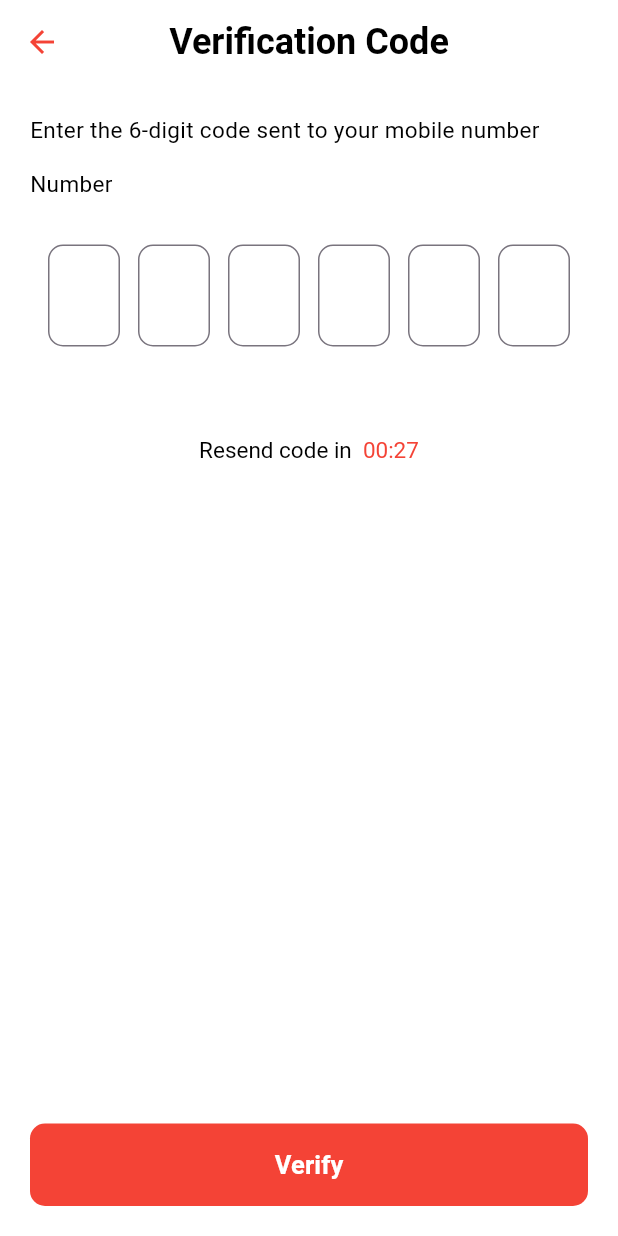
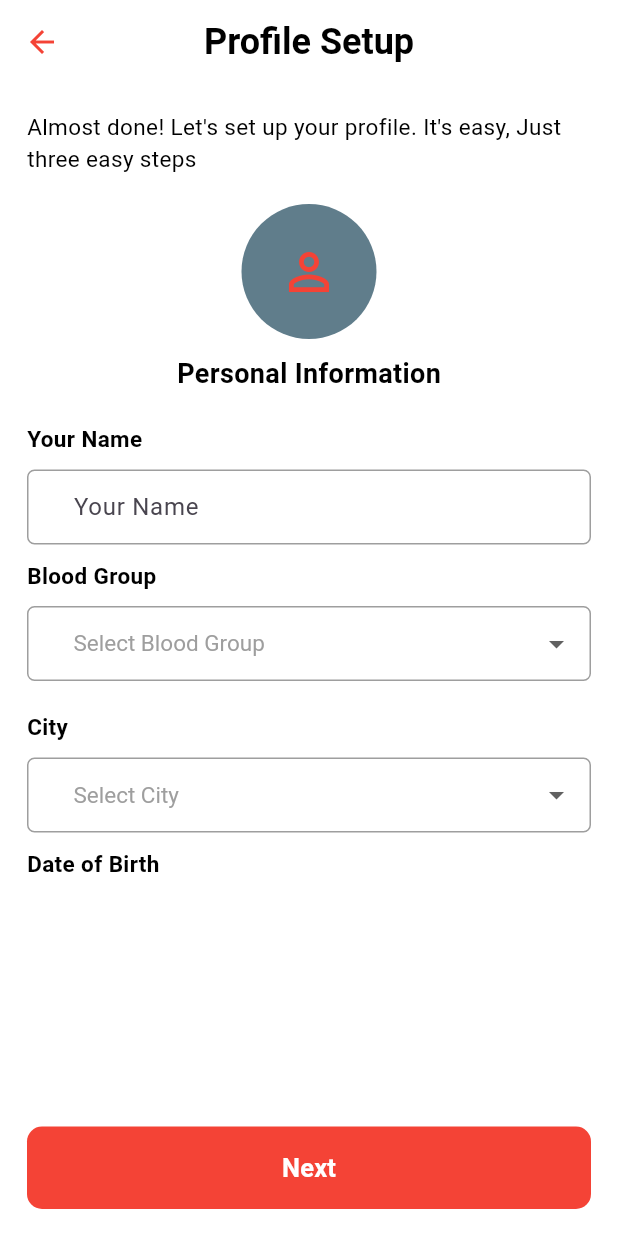
Before and after one commit to ShahidC0de/Blood-Donating-App, a Flutter app: the VerificationPage screen opened directly with empty values, after a tap on "Verify", on a phone screen of 412 x 824 dp. Run offline on Flutter 3.47's test engine with Material 3 defaults, Android fonts, the phone set to English and light mode, and no system bars; our stand-ins replace flutter_svg.

Commit message:
working on profile screen

```diff
--- /dev/null
+++ b/lib/core/constants/constants.dart
@@ -0,0 +1,129 @@
+List<String> cities = [
+  "Karachi",
+  "Islamabad",
+  "Lahore",
+  "Islamabad",
+  "Rawalpindi",
+  "Faisalabad",
+  "Multan",
+  "Gujranwala",
+  "Sialkot",
+  "Sargodha",
+  "Bahawalpur",
+  "Sheikhupura",
+  "Jhelum",
+  "Gujrat",
+  "Kasur",
+  "Okara",
+  "Sahiwal",
+  "Vehari",
+  "Khanewal",
+  "Lodhran",
+  "Pakpattan",
+  "Attock",
+  "Chakwal",
+  "Mandi Bahauddin",
+  "Hafizabad",
+  "Nankana Sahib",
+  "Toba Tek Singh",
+  "Jhang",
+  "Chiniot",
+  "Bhakkar",
+  "Layyah",
+  "Muzaffargarh",
+  "Rahim Yar Khan",
+  "Bahawalnagar",
+  "Rajanpur",
+  "Dera Ghazi Khan",
+  "Taunsa",
+  "Kot Addu",
+  "Murree",
+
+  "Hyderabad",
+  "Sukkur",
+  "Larkana",
+  "Nawabshah",
+  "Mirpurkhas",
+  "Jacobabad",
+  "Shikarpur",
+  "Khairpur",
+  "Dadu",
+  "Thatta",
+  "Badin",
+  "Tando Adam",
+  "Tando Allahyar",
+  "Tando Muhammad Khan",
+  "Jamshoro",
+  "Umerkot",
+  "Mithi",
+  "Sanghar",
+  "Ghotki",
+  "Kandhkot",
+  "Kashmore",
+  "Peshawar",
+  "Mardan",
+  "Mingora",
+  "Swat",
+  "Abbottabad",
+  "Mansehra",
+  "Haripur",
+  "Nowshera",
+  "Swabi",
+  "Charsadda",
+  "Kohat",
+  "Karak",
+  "Bannu",
+  "Lakki Marwat",
+  "Dera Ismail Khan",
+  "Tank",
+  "Hangu",
+  "Batkhela",
+  "Timergara",
+  "Dir",
+  "Chitral",
+  "Shangla",
+  "Buner",
+  "Quetta",
+  "Gwadar",
+  "Turbat",
+  "Kech",
+  "Panjgur",
+  "Khuzdar",
+  "Kalat",
+  "Mastung",
+  "Loralai",
+  "Zhob",
+  "Qila Saifullah",
+  "Pishin",
+  "Chaman",
+  "Ziarat",
+  "Dera Bugti",
+  "Sibi",
+  "Barkhan",
+  "Kohlu",
+  "Awaran",
+  "Washuk",
+  "Nushki",
+  "Kharan",
+
+  "Gilgit",
+  "Skardu",
+  "Hunza",
+  "Nagar",
+  "Ghizer",
+  "Ghanche",
+  "Diamer",
+  "Astore",
+  "Shigar",
+
+  "Muzaffarabad",
+  "Mirpur",
+  "Kotli",
+  "Bhimber",
+  "Rawalakot",
+  "Bagh",
+  "Pallandri",
+  "Hattian Bala",
+  "Neelum",
+];
+List<String> bloodGroups = ['A+', 'A-', 'B+', 'B-', 'AB+', 'AB-', 'O+', 'O-'];
--- a/lib/core/theme/app_pallete.dart
+++ b/lib/core/theme/app_pallete.dart
@@ -6,6 +6,7 @@ class AppPallete {
   static const Color textColor = Colors.black;
   static const Color borderColor = Colors.grey;
   static const Color fieldTextColor = Colors.grey;
+  static const Color lightGreyColor = Colors.blueGrey;
   static const TextStyle headingText = TextStyle(
     color: textColor,
     fontSize: 24,
--- a/lib/features/login/presentation/screens/verification_page.dart
+++ b/lib/features/login/presentation/screens/verification_page.dart
@@ -3,6 +3,7 @@ import 'dart:async';
 import 'package:blood_dontating_app/core/theme/app_pallete.dart';
 import 'package:blood_dontating_app/features/login/presentation/widgets/login_button.dart';
 import 'package:blood_dontating_app/features/login/presentation/widgets/otp_box.dart';
+import 'package:blood_dontating_app/features/profile/presentation/screens/profile_setup.dart';
 import 'package:flutter/material.dart';
 
 class VerificationPage extends StatefulWidget {
@@ -121,7 +122,12 @@ class _VerificationPageState extends State<VerificationPage> {
                     ),
             ),
             Spacer(),
-            AuthButton(onpressed: () {}, title: 'Verify'),
+            AuthButton(
+              onpressed: () {
+                Navigator.pushReplacement(context, ProfileSetup.route());
+              },
+              title: 'Verify',
+            ),
           ],
         ),
       ),
--- /dev/null
+++ b/lib/features/profile/presentation/screens/profile_setup.dart
@@ -0,0 +1,166 @@
+import 'package:blood_dontating_app/core/constants/constants.dart';
+import 'package:blood_dontating_app/core/theme/app_pallete.dart';
+import 'package:blood_dontating_app/features/login/presentation/widgets/customfield.dart';
+import 'package:blood_dontating_app/features/login/presentation/widgets/login_button.dart';
+import 'package:flutter/material.dart';
+
+class ProfileSetup extends StatefulWidget {
+  static route() =>
+      MaterialPageRoute(builder: (context) => const ProfileSetup());
+  const ProfileSetup({super.key});
+
+  @override
+  State<ProfileSetup> createState() => _ProfileSetupState();
+}
+
+class _ProfileSetupState extends State<ProfileSetup> {
+  String? selectedBloodGroup;
+  String? selectedCity;
+
+  @override
+  Widget build(BuildContext context) {
+    return Scaffold(
+      appBar: AppBar(
+        centerTitle: true,
+        title: Text('Profile Setup', style: AppPallete.headingText),
+      ),
+      body: Padding(
+        padding: const EdgeInsets.all(18.0),
+        child: Column(
+          crossAxisAlignment: CrossAxisAlignment.start,
+          children: [
+            Text(
+              "Almost done! Let\'s set up your profile. It's easy, Just three easy steps",
+              style: AppPallete.subHeadingText,
+            ),
+            const SizedBox(height: 20),
+            Center(
+              child: CircleAvatar(
+                radius: 45,
+                backgroundColor: AppPallete.lightGreyColor,
+                child: Icon(
+                  Icons.person_outline,
+                  size: 40,
+                  color: AppPallete.buttonColor,
+                ),
+              ),
+            ),
+            const SizedBox(height: 10),
+            Center(
+              child: Text(
+                'Personal Information',
+                style: AppPallete.headingText.copyWith(fontSize: 18),
+              ),
+            ),
+            const SizedBox(height: 20),
+            Text(
+              'Your Name',
+              style: TextStyle(
+                color: Colors.black,
+                fontSize: 15,
+                fontWeight: FontWeight.bold,
+              ),
+            ),
+            const SizedBox(height: 10),
+
+            Customfield(hintText: 'Your Name'),
+            const SizedBox(height: 10),
+            Text(
+              'Blood Group',
+              style: TextStyle(
+                color: Colors.black,
+                fontSize: 15,
+                fontWeight: FontWeight.bold,
+              ),
+            ),
+            const SizedBox(height: 10),
+            Container(
+              width: double.infinity,
+              padding: const EdgeInsets.only(left: 30, right: 10),
+              decoration: BoxDecoration(
+                border: Border.all(color: AppPallete.borderColor, width: 1),
+                borderRadius: BorderRadius.circular(5),
+              ),
+              child: DropdownButtonHideUnderline(
+                child: DropdownButton(
+                  dropdownColor: AppPallete.backgroundColor,
+                  style: TextStyle(
+                    color: AppPallete.fieldTextColor,
+                    fontSize: 15,
+                  ),
+                  hint: Text(
+                    'Select Blood Group',
+                    style: TextStyle(color: AppPallete.fieldTextColor),
+                  ),
+                  value: selectedBloodGroup,
+                  items: bloodGroups.map((group) {
+                    return DropdownMenuItem(value: group, child: Text(group));
+                  }).toList(),
+                  onChanged: (value) {
+                    setState(() {
+                      selectedBloodGroup = value!;
+                    });
+                  },
+                ),
+              ),
+            ),
+            const SizedBox(height: 20),
+            Text(
+              'City',
+              style: TextStyle(
+                color: Colors.black,
+                fontSize: 15,
+                fontWeight: FontWeight.bold,
+              ),
+            ),
+            const SizedBox(height: 10),
+            Container(
+              width: double.infinity,
+              padding: const EdgeInsets.only(left: 30, right: 10),
+              decoration: BoxDecoration(
+                border: Border.all(color: AppPallete.borderColor, width: 1),
+                borderRadius: BorderRadius.circular(5),
+              ),
+              child: DropdownButtonHideUnderline(
+                child: DropdownButton(
+                  dropdownColor: AppPallete.backgroundColor,
+                  style: TextStyle(
+                    color: AppPallete.fieldTextColor,
+                    fontSize: 15,
+                  ),
+                  hint: Text(
+                    'Select City',
+                    style: TextStyle(color: AppPallete.fieldTextColor),
+                  ),
+                  value: selectedCity,
+                  items: cities.map((city) {
+                    return DropdownMenuItem(value: city, child: Text(city));
+                  }).toList(),
+                  onChanged: (value) {
+                    setState(() {
+                      selectedCity = value!;
+                    });
+                  },
+                ),
+              ),
+            ),
+            const SizedBox(height: 10),
+            //date of birth
+            Text(
+              'Date of Birth',
+              style: TextStyle(
+                color: Colors.black,
+                fontSize: 15,
+                fontWeight: FontWeight.bold,
+              ),
+            ),
+            const SizedBox(height: 10),
+
+            Spacer(),
+            AuthButton(onpressed: () {}, title: 'Next'),
+          ],
+        ),
+      ),
+    );
+  }
+}
```
